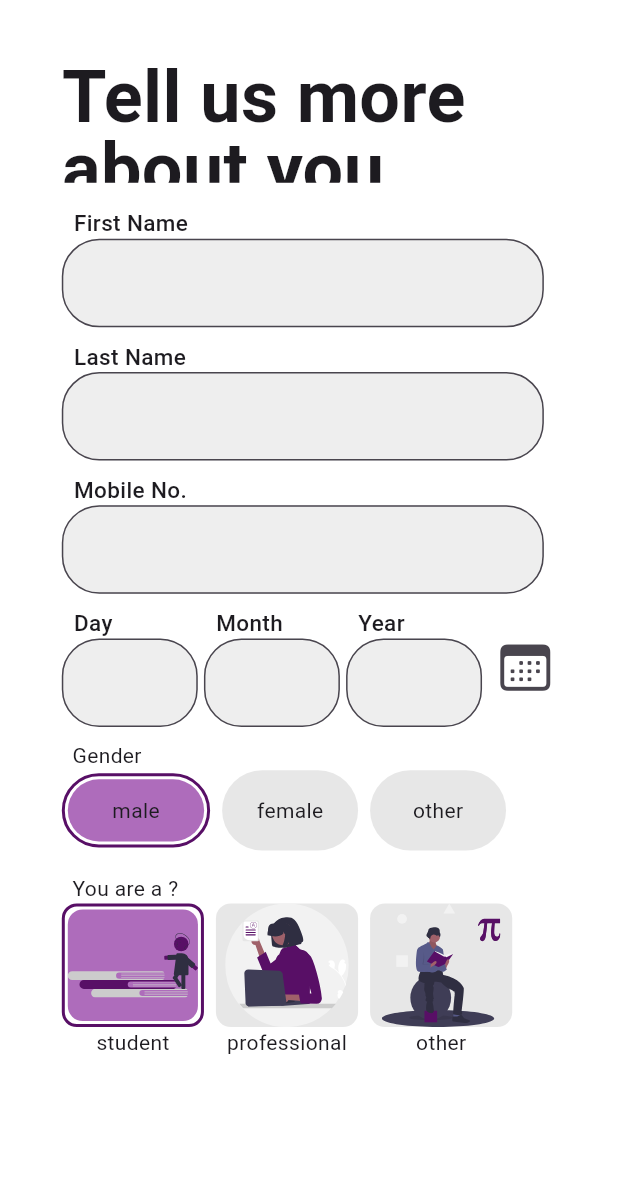
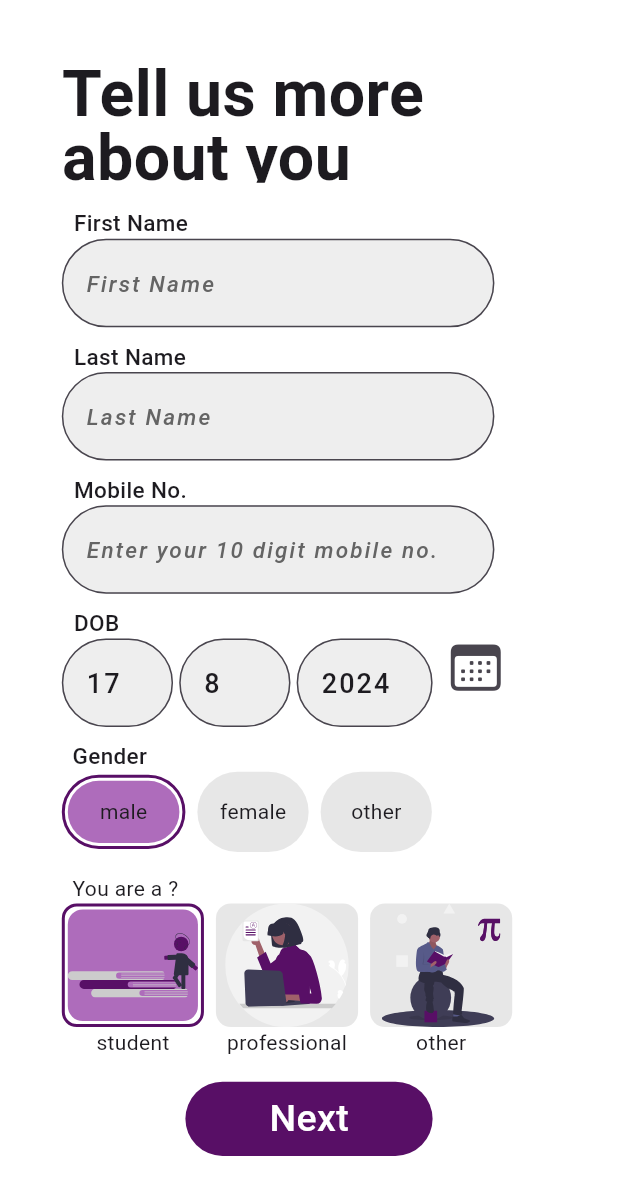
Before and after one commit to KumarMohit85/PaperSafe_v2, a Flutter app: the UserInfo screen opened directly, on a phone screen of 412 x 824 dp. Shown: the top 1195 px of the screen. Run offline on Flutter 3.47's test engine with Material 3 defaults, Android fonts, the phone set to English and light mode, and no system bars; our stand-ins replace flutter_svg, pinput; project files that could hold a hidden picture were left out.

Commit message:
succesful ui completion upto user info page

```diff
--- a/lib/core/common_widgets.dart
+++ b/lib/core/common_widgets.dart
@@ -8,11 +8,7 @@ class CommonWidgets {
       required double w,
       required VoidCallback onTap}) {
     return InkWell(
-      onTap: onTap
-      // () {
-      //
-      // }
-      ,
+      onTap: onTap,
       child: Container(
         height: h,
         width: w,
@@ -30,7 +26,11 @@ class CommonWidgets {
   }
 
   Widget getTextField(
-      String title, double w, TextEditingController controller) {
+    String title,
+    String hint,
+    double w,
+    TextEditingController controller,
+  ) {
     return Column(crossAxisAlignment: CrossAxisAlignment.start, children: [
       Padding(
         padding: const EdgeInsets.symmetric(horizontal: 8.0),
@@ -39,7 +39,8 @@ class CommonWidgets {
           style: TextStyle(fontSize: 15, fontWeight: FontWeight.w500),
         ),
       ),
-      Container(
+      Expanded(
+        child: Container(
           width: w,
           child: TextFormField(
             controller: controller,
@@ -47,15 +48,22 @@ class CommonWidgets {
                 fontSize: 18, letterSpacing: 1.4, fontWeight: FontWeight.w500),
             keyboardType: TextInputType.emailAddress,
             decoration: InputDecoration(
+              hintText: hint,
+              hintStyle: TextStyle(
+                  fontSize: 15,
+                  fontStyle: FontStyle.italic,
+                  color: ColorPallete.greyText),
               filled: true,
               fillColor: Colors.grey[200],
               focusedBorder: OutlineInputBorder(
-                borderRadius: BorderRadius.circular(25),
+                  borderRadius: BorderRadius.circular(30),
                   borderSide:
                       BorderSide(width: 2, color: ColorPallete.lightPrimary)),
               border: OutlineInputBorder(
-                borderRadius: BorderRadius.circular(25),
-                borderSide: BorderSide(width: 4, color: ColorPallete.primary)),
+                  borderRadius: BorderRadius.circular(30),
+                  borderSide:
+                      BorderSide(width: 4, color: ColorPallete.primary)),
+            ),
           ),
         ),
       )
--- a/lib/core/pallete.dart
+++ b/lib/core/pallete.dart
@@ -7,6 +7,7 @@ class ColorPallete {
   static const Color lightLightPrimary = Color(0xffed91ff);
   static const Color red = Color(0xffff0000);
   static const Color grey = Color(0xffe7e7e7);
+  static const Color greyText = Color(0xff646464);
   static const Color white = Color(0xffffffff);
   static const Color lightGreen = Color(0xff19A519);
 }
--- a/lib/features/Auth/views/pages/create_user.dart
+++ b/lib/features/Auth/views/pages/create_user.dart
@@ -15,15 +15,53 @@ class UserInfo extends StatefulWidget {
 }
 
 class _UserInfoState extends State<UserInfo> {
-  TextEditingController controller = TextEditingController();
+  TextEditingController _firstNameController = TextEditingController();
+  TextEditingController _lastNameController = TextEditingController();
+  TextEditingController _mobileNumberController = TextEditingController();
+  TextEditingController _selectedDayController =
+      TextEditingController(text: DateTime.now().day.toString());
+  TextEditingController _selectedMonthController =
+      TextEditingController(text: DateTime.now().month.toString());
+  TextEditingController _selectedYearController =
+      TextEditingController(text: DateTime.now().year.toString());
   gender _selectedGender = gender.male;
   userType _selectedUser = userType.student;
+  DateTime? selectedDate = DateTime.now();
+
+  Future<void> selectDate() async {
+    DateTime? _selected = await showDatePicker(
+        context: context,
+        firstDate: DateTime(1900),
+        lastDate: DateTime(DateTime.now().year + 1),
+        initialDate: DateTime.now());
+    if (_selected != null) {
+      setState(() {
+        selectedDate = _selected;
+        _selectedDayController.text = _selected.day.toString();
+        _selectedMonthController.text = _selected.month.toString();
+        _selectedYearController.text = _selected.year.toString();
+      });
+    }
+  }
+
+  @override
+  void dispose() {
+    _firstNameController.dispose();
+    _lastNameController.dispose();
+    _mobileNumberController.dispose();
+    _selectedDayController.dispose();
+    _selectedMonthController.dispose();
+    _selectedYearController.dispose();
+    super.dispose();
+  }
+
   @override
   Widget build(BuildContext context) {
     double width = MediaQuery.of(context).size.width;
     double height = MediaQuery.of(context).size.height;
     return Scaffold(
       backgroundColor: ColorPallete.white,
+      resizeToAvoidBottomInset: false,
       body: Container(
         width: width,
         margin: EdgeInsets.symmetric(
@@ -40,29 +78,35 @@ class _UserInfoState extends State<UserInfo> {
                 child: Text(
                   "Tell us more about you",
                   style: TextStyle(
-                      fontSize: 48, fontWeight: FontWeight.w700, height: 1),
+                      fontSize: 43, fontWeight: FontWeight.w700, height: 1),
                 )),
             SizedBox(
               height: height * 0.02,
             ),
             Flexible(
                 flex: 1,
-                child: CommonWidgets().getTextField("First Name",
-                    kIsWeb ? width * 0.25 : width * 0.78, controller)),
+                child: CommonWidgets().getTextField(
+                    "First Name",
+                    "First Name",
+                    kIsWeb ? width * 0.23 : width * 0.70,
+                    _firstNameController)),
             SizedBox(
               height: height * 0.01,
             ),
             Flexible(
                 flex: 1,
-                child: CommonWidgets().getTextField("Last Name",
-                    kIsWeb ? width * 0.25 : width * 0.78, controller)),
+                child: CommonWidgets().getTextField("Last Name", "Last Name",
+                    kIsWeb ? width * 0.23 : width * 0.70, _lastNameController)),
             SizedBox(
               height: height * 0.01,
             ),
             Flexible(
                 flex: 1,
-                child: CommonWidgets().getTextField("Mobile No.",
-                    kIsWeb ? width * 0.25 : width * 0.78, controller)),
+                child: CommonWidgets().getTextField(
+                    "Mobile No.",
+                    "Enter your 10 digit mobile no.",
+                    kIsWeb ? width * 0.23 : width * 0.70,
+                    _mobileNumberController)),
             SizedBox(
               height: height * 0.01,
             ),
@@ -72,25 +116,36 @@ class _UserInfoState extends State<UserInfo> {
                   // mainAxisAlignment: MainAxisAlignment.spaceAround,
                   // crossAxisAlignment: CrossAxisAlignment.center,
                   children: [
-                    CommonWidgets().getTextField("Day",
-                        kIsWeb ? width * 0.07 : width * 0.22, controller),
+                    CommonWidgets().getTextField(
+                        "DOB",
+                        "Day",
+                        kIsWeb ? width * 0.07 : width * 0.18,
+                        _selectedDayController),
                     SizedBox(
-                      width: kIsWeb ? width * 0.03 : width * 0.01,
+                      width: kIsWeb ? width * 0.01 : width * 0.01,
                     ),
-                    CommonWidgets().getTextField("Month",
-                        kIsWeb ? width * 0.07 : width * 0.22, controller),
+                    CommonWidgets().getTextField(
+                        "",
+                        "Month",
+                        kIsWeb ? width * 0.07 : width * 0.18,
+                        _selectedMonthController),
                     SizedBox(
-                      width: kIsWeb ? width * 0.03 : width * 0.01,
+                      width: kIsWeb ? width * 0.01 : width * 0.01,
                     ),
-                    CommonWidgets().getTextField("Year",
-                        kIsWeb ? width * 0.07 : width * 0.22, controller),
+                    CommonWidgets().getTextField(
+                        "",
+                        "Year",
+                        kIsWeb ? width * 0.07 : width * 0.22,
+                        _selectedYearController),
                     SizedBox(
-                      width: kIsWeb ? width * 0.03 : width * 0.01,
+                      width: kIsWeb ? width * 0.01 : width * 0.01,
                     ),
                     SizedBox(
-                      width: kIsWeb ? width * 0.06 : width * 0.1,
+                      width: kIsWeb ? width * 0.05 : width * 0.1,
                       child: IconButton(
-                          onPressed: () {},
+                          onPressed: () {
+                            selectDate();
+                          },
                           icon: Icon(
                             CupertinoIcons.calendar,
                             size: 40,
@@ -108,7 +163,9 @@ class _UserInfoState extends State<UserInfo> {
                   children: [
                     Padding(
                       padding: const EdgeInsets.only(left: 7.0),
-                      child: Text("Gender"),
+                      child: Text("Gender",
+                          style: TextStyle(
+                              fontSize: 15, fontWeight: FontWeight.w500)),
                     ),
                     Row(
                       children: gender.values.map((gender g) {
@@ -123,8 +180,8 @@ class _UserInfoState extends State<UserInfo> {
                             child: CommonWidgets().getSelectedContainer(
                                 Text(g.toString().split('.').last),
                                 _selectedGender == g,
-                                kIsWeb ? width * 0.1 : width * 0.24,
-                                kIsWeb ? width * 0.09 : width * 0.22,
+                                kIsWeb ? width * 0.08 : width * 0.20,
+                                kIsWeb ? width * 0.07 : width * 0.18,
                                 height * 0.06,
                                 height * 0.065,
                                 30),
@@ -176,8 +233,18 @@ class _UserInfoState extends State<UserInfo> {
                         );
                       }).toList(),
                     ),
+                    SizedBox(
+                      height: height * 0.02,
+                    ),
+                    Center(
+                      child: CommonWidgets().getButton(
+                          title: "Next",
+                          h: height * 0.06,
+                          w: kIsWeb ? width * 0.15 : width * 0.4,
+                          onTap: () {}),
+                    )
                   ],
-                ))
+                )),
           ],
         ),
       ),
--- a/lib/features/Auth/views/pages/enter_email.dart
+++ b/lib/features/Auth/views/pages/enter_email.dart
@@ -23,6 +23,7 @@ class _EnterEmailState extends State<EnterEmail> {
     final double height = MediaQuery.of(context).size.height;
     final double width = MediaQuery.of(context).size.width;
     return Scaffold(
+      resizeToAvoidBottomInset: false,
       backgroundColor: ColorPallete.white,
       body: Container(
         height: height,
--- a/lib/features/Auth/views/pages/otp_verification.dart
+++ b/lib/features/Auth/views/pages/otp_verification.dart
@@ -4,6 +4,7 @@ import 'package:flutter_svg/svg.dart';
 import 'package:paper_safe_v2/core/common_widgets.dart';
 import 'package:paper_safe_v2/core/image_paths.dart';
 import 'package:paper_safe_v2/core/pallete.dart';
+import 'package:paper_safe_v2/features/Auth/views/pages/create_user.dart';
 import 'package:pinput/pinput.dart';
 
 class OtpVerification extends StatefulWidget {
@@ -20,6 +21,7 @@ class _OtpVerificationState extends State<OtpVerification> {
     double height = MediaQuery.of(context).size.height;
     double width = MediaQuery.of(context).size.width;
     return Scaffold(
+      resizeToAvoidBottomInset: false,
       backgroundColor: ColorPallete.white,
       body: Container(
         margin: EdgeInsets.symmetric(horizontal: 25),
@@ -75,7 +77,12 @@ class _OtpVerificationState extends State<OtpVerification> {
                     title: "Verify OTP",
                     h: height * 0.06,
                     w: width * 0.5,
-                    onTap: () {})),
+                    onTap: () {
+                      Navigator.of(context)
+                          .push(MaterialPageRoute(builder: (context) {
+                        return UserInfo();
+                      }));
+                    })),
             SizedBox(
               height: height * 0.02,
             ),
--- a/lib/main.dart
+++ b/lib/main.dart
@@ -26,7 +26,7 @@ class MyApp extends StatelessWidget {
         colorScheme: ColorScheme.fromSeed(seedColor: Colors.deepPurple),
         useMaterial3: true,
       ),
-      home: UserInfo(),
+      home: Onboarding(),
     );
   }
 }
```
Also changed, not shown: pubspec.lock, 1 other file. Lines whose indentation alone changed are shown as unchanged.
